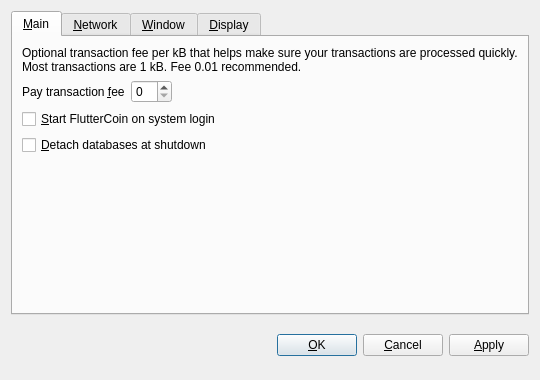
ofeefee/fluttercoin, file src/qt/forms/optionsdialog.ui: the form before one commit.
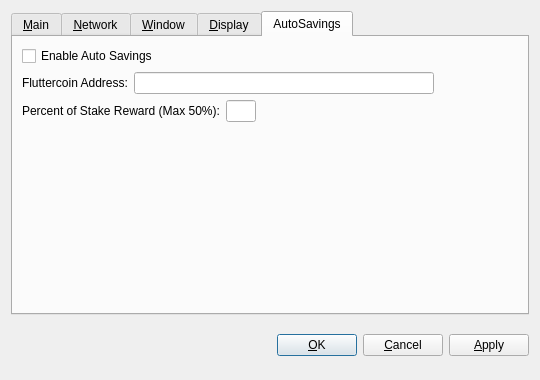
The form after the commit. The open tabs and pages were chosen to show the change. Custom widgets are drawn as their Qt base class.

The edit to the form file:
```diff
--- a/src/qt/forms/optionsdialog.ui
+++ b/src/qt/forms/optionsdialog.ui
@@ -368,6 +368,131 @@
        </item>
       </layout>
      </widget>
+     <widget class="QWidget" name="tabAutoSavings">
+      <attribute name="title">
+       <string>AutoSavings</string>
+      </attribute>
+      <layout class="QVBoxLayout" name="verticalLayout_AutoSavings">
+       <item>
+        <widget class="QCheckBox" name="autoSavingsFeatures">
+         <property name="toolTip">
+          <string>help help</string>
+         </property>
+         <property name="text">
+          <string>Enable Auto Savings</string>
+         </property>
+        </widget>
+       </item>
+       <item>
+        <layout class="QHBoxLayout" name="horizontalLayout_AutoSavingsiAddress">
+         <item>
+          <widget class="QLabel" name="autoSavingsAddressLabel">
+           <property name="text">
+            <string>Fluttercoin Address:</string>
+           </property>
+           <property name="textFormat">
+            <enum>Qt::PlainText</enum>
+           </property>
+           <property name="buddy">
+            <cstring>autoSavingsAddress</cstring>
+           </property>
+          </widget>
+         </item>
+         <item>
+          <widget class="QValidatedLineEdit" name="autoSavingsAddress">
+           <property name="minimumSize">
+            <size>
+             <width>300</width>
+             <height>0</height>
+            </size>
+           </property>
+           <property name="maximumSize">
+            <size>
+             <width>300</width>
+             <height>16777215</height>
+            </size>
+           </property>
+           <property name="toolTip">
+            <string>help help</string>
+           </property>
+          </widget>
+         </item>
+         <item>
+          <spacer name="horizontalSpacer_3">
+           <property name="orientation">
+            <enum>Qt::Horizontal</enum>
+           </property>
+           <property name="sizeType">
+            <enum>QSizePolicy::Expanding</enum>
+           </property>
+           <property name="sizeHint" stdset="0">
+            <size>
+             <width>40</width>
+             <height>20</height>
+            </size>
+           </property>
+          </spacer>
+         </item>
+        </layout>
+       </item>
+       <item>
+        <layout class="QHBoxLayout" name="horizontalLayout_AutoSavingsPercent">
+         <item>
+          <widget class="QLabel" name="autoSavingsPercentLabel">
+           <property name="text">
+            <string>Percent of Stake Reward (Max 50%):</string>
+           </property>
+           <property name="textFormat">
+            <enum>Qt::PlainText</enum>
+           </property>
+           <property name="buddy">
+            <cstring>autoSavingsPercent</cstring>
+           </property>
+          </widget>
+         </item>
+         <item>
+          <widget class="QValidatedLineEdit" name="autoSavingsPercent">
+           <property name="maximumSize">
+            <size>
+             <width>30</width>
+             <height>16777215</height>
+            </size>
+           </property>
+           <property name="toolTip">
+            <string>help help</string>
+           </property>
+          </widget>
+         </item>
+         <item>
+          <spacer name="horizontalSpacer">
+           <property name="orientation">
+            <enum>Qt::Horizontal</enum>
+           </property>
+           <property name="sizeHint" stdset="0">
+            <size>
+             <width>40</width>
+             <height>20</height>
+            </size>
+           </property>
+          </spacer>
+         </item>
+        </layout>
+       </item>
+       <item>
+        <spacer name="verticalSpacer_Window">
+         <property name="orientation">
+          <enum>Qt::Vertical</enum>
+         </property>
+         <property name="sizeHint" stdset="0">
+          <size>
+           <width>20</width>
+           <height>40</height>
+          </size>
+         </property>
+        </spacer>
+       </item>
+      </layout>
+     </widget>
     </widget>
    </item>
    <item>
```
